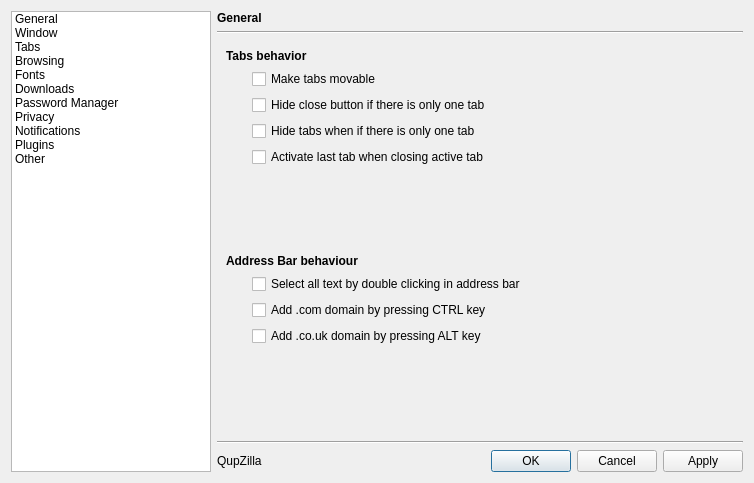
QupZilla/qupzilla, file src/preferences/preferences.ui: the form before one commit.
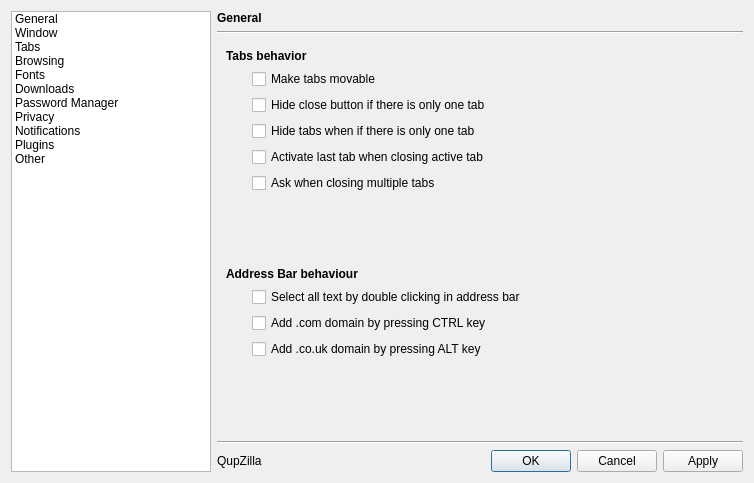
The form after the commit. The open tabs and pages were chosen to show the change. Icons and pictures are not drawn. Custom widgets are drawn as their Qt base class.

Commit message: Ask when closing multiple tabs option added to Preferences

```diff
--- a/src/preferences/preferences.ui
+++ b/src/preferences/preferences.ui
@@ -719,35 +719,35 @@
          </property>
         </widget>
        </item>
-       <item row="6" column="0" colspan="4">
+       <item row="7" column="0" colspan="4">
         <widget class="QLabel" name="label_25">
          <property name="text">
           <string>&lt;b&gt;Address Bar behaviour&lt;/b&gt;</string>
          </property>
         </widget>
        </item>
-       <item row="7" column="1" colspan="3">
+       <item row="8" column="1" colspan="3">
         <widget class="QCheckBox" name="selectAllOnFocus">
          <property name="text">
           <string>Select all text by double clicking in address bar</string>
          </property>
         </widget>
        </item>
-       <item row="8" column="1" colspan="3">
+       <item row="9" column="1" colspan="3">
         <widget class="QCheckBox" name="addComWithCtrl">
          <property name="text">
           <string>Add .com domain by pressing CTRL key</string>
          </property>
         </widget>
        </item>
-       <item row="9" column="1" colspan="3">
+       <item row="10" column="1" colspan="3">
         <widget class="QCheckBox" name="addCountryWithAlt">
          <property name="text">
           <string>Add .co.uk domain by pressing ALT key</string>
          </property>
         </widget>
        </item>
-       <item row="10" column="1">
+       <item row="11" column="1">
         <spacer name="verticalSpacer_8">
          <property name="orientation">
           <enum>Qt::Vertical</enum>
@@ -760,7 +760,7 @@
          </property>
         </spacer>
        </item>
-       <item row="5" column="1">
+       <item row="6" column="1">
         <spacer name="verticalSpacer_7">
          <property name="orientation">
           <enum>Qt::Vertical</enum>
@@ -780,6 +780,13 @@
          </property>
         </widget>
        </item>
+       <item row="5" column="1">
+        <widget class="QCheckBox" name="askWhenClosingMultipleTabs">
+         <property name="text">
+          <string>Ask when closing multiple tabs</string>
+         </property>
+        </widget>
+       </item>
       </layout>
      </widget>
      <widget class="QWidget" name="stackedWidgetPage4">
```
The commit also changes 3 other files.
